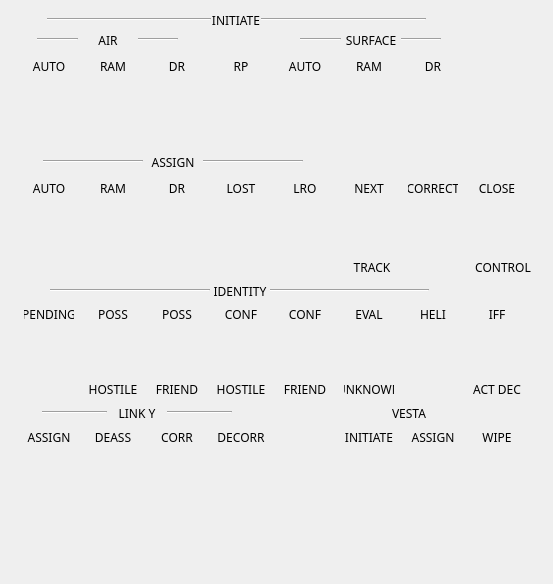
The window that botonera/forms/overlay_360_0010.ui (jordan045/tdc-botonera) describes before a commit, drawn with Qt 5.
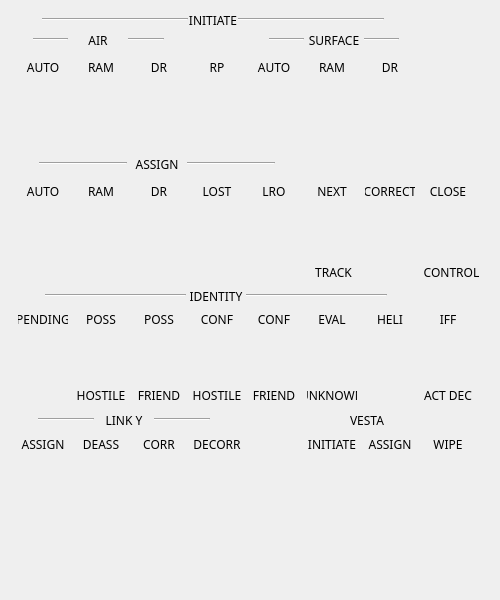
The same window after the commit. Icons and pictures are not drawn.

Commit message: Fixed size overlays

```diff
--- a/botonera/forms/overlay_360_0010.ui
+++ b/botonera/forms/overlay_360_0010.ui
@@ -6,10 +6,22 @@
    <rect>
     <x>0</x>
     <y>0</y>
-    <width>553</width>
-    <height>584</height>
+    <width>500</width>
+    <height>600</height>
    </rect>
   </property>
+  <property name="minimumSize">
+   <size>
+    <width>500</width>
+    <height>600</height>
+   </size>
+  </property>
+  <property name="maximumSize">
+   <size>
+    <width>500</width>
+    <height>600</height>
+   </size>
+  </property>
   <property name="windowTitle">
    <string>Form</string>
   </property>
@@ -18,8 +30,8 @@
     <rect>
      <x>0</x>
      <y>0</y>
-     <width>546</width>
-     <height>581</height>
+     <width>491</width>
+     <height>591</height>
     </rect>
    </property>
    <layout class="QVBoxLayout" name="verticalLayout">
```
The commit also changes 8 other files.
